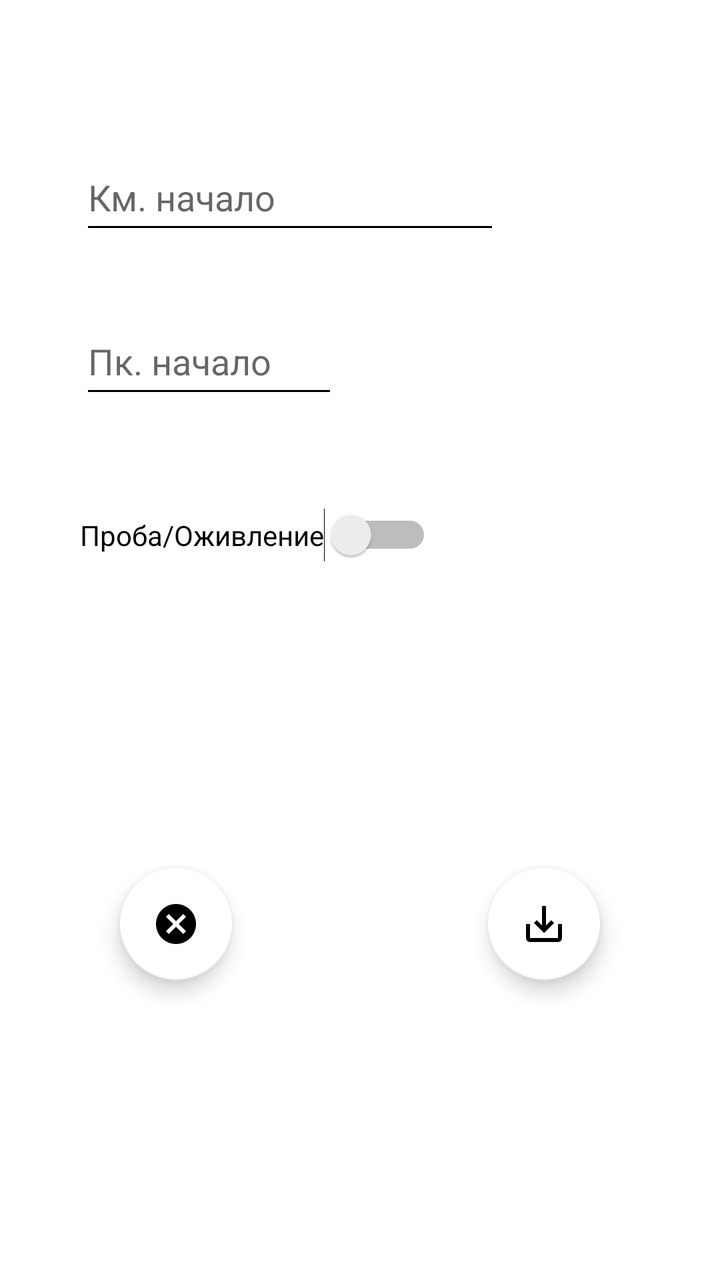
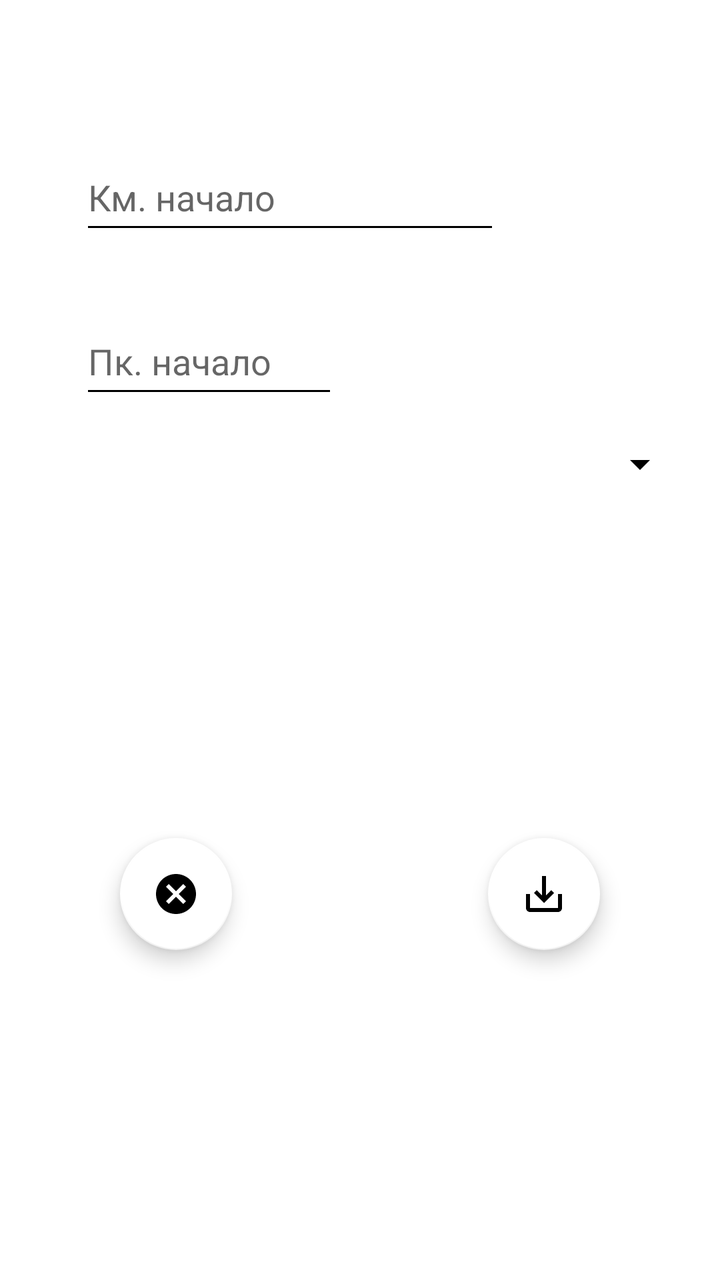

The first picture is an Android layout as it rendered before a commit; the second is the same layout after the commit. The layout source and the unified diff follow.
<!-- AndroidManifest.xml: application theme Base.Theme.My_Gps_Assistant -->
<!-- res/layout/fragment_add_brake_nechet.xml -->
<?xml version="1.0" encoding="utf-8"?>
<androidx.constraintlayout.widget.ConstraintLayout xmlns:android="http://schemas.android.com/apk/res/android"
    xmlns:app="http://schemas.android.com/apk/res-auto"
    xmlns:tools="http://schemas.android.com/tools"
    android:layout_width="match_parent"
    android:layout_height="match_parent"
    android:background="#FFFFFF"
    tools:context=".fragments.nechet.brake.add.AddBrakeFragmentNechet">

    <EditText
        android:id="@+id/ed_start_brake_nechet"
        android:layout_width="0dp"
        android:layout_height="50dp"
        android:layout_marginStart="40dp"
        android:layout_marginTop="72dp"
        android:ems="10"
        android:hint="@string/fragment_add_km_start_brake_nechet"
        android:importantForAutofill="no"
        android:inputType="number"
        android:maxLength="4"
        android:textColor="#000000"
        app:layout_constraintStart_toStartOf="parent"
        app:layout_constraintTop_toTopOf="parent"
        tools:ignore="HardcodedText,TextContrastCheck" />

    <EditText
        android:id="@+id/ed_pk_start_brake_nechet"
        android:layout_width="129dp"
        android:layout_height="50dp"
        android:layout_marginTop="32dp"
        android:ems="10"
        android:hint="@string/fragment_add_pk_start_brake_nechet"
        android:inputType="number"
        android:maxLength="2"
        android:textColor="#000000"
        app:layout_constraintEnd_toEndOf="@+id/ed_start_brake_nechet"
        app:layout_constraintHorizontal_bias="0.0"
        app:layout_constraintStart_toStartOf="@+id/ed_start_brake_nechet"
        app:layout_constraintTop_toBottomOf="@+id/ed_start_brake_nechet"
        tools:ignore="Autofill,HardcodedText,MissingConstraints,TextContrastCheck" />

    <com.google.android.material.floatingactionbutton.FloatingActionButton
        android:id="@+id/fb_save_brake_nechet"
        android:layout_width="wrap_content"
        android:layout_height="wrap_content"
        android:layout_marginEnd="60dp"
        android:layout_marginBottom="150dp"
        android:clickable="true"
        android:focusable="true"
        android:src="@drawable/is_save_brake_nechet"
        app:backgroundTint="@color/white"
        app:layout_constraintBottom_toBottomOf="parent"
        app:layout_constraintEnd_toEndOf="parent"
        tools:ignore="ContentDescription,SpeakableTextPresentCheck" />

    <com.google.android.material.floatingactionbutton.FloatingActionButton
        android:id="@+id/fb_cancel_brake_nechet"
        android:layout_width="wrap_content"
        android:layout_height="wrap_content"
        android:layout_marginStart="60dp"
        android:layout_marginBottom="150dp"
        android:clickable="true"
        android:focusable="true"
        android:src="@drawable/is_cancel_brake_nechet"
        app:backgroundTint="@color/white"
        app:layout_constraintBottom_toBottomOf="parent"
        app:layout_constraintStart_toStartOf="parent"
        tools:ignore="ContentDescription,SpeakableTextPresentCheck" />

    <Switch
        android:id="@+id/brakeSwitchNechetAdd"
        android:layout_width="wrap_content"
        android:layout_height="wrap_content"
        android:layout_marginTop="50dp"
        android:text="Проба/Оживление"
        app:layout_constraintStart_toStartOf="@+id/ed_pk_start_brake_nechet"
        app:layout_constraintTop_toBottomOf="@+id/ed_pk_start_brake_nechet"
        tools:ignore="HardcodedText,UseSwitchCompatOrMaterialXml,TouchTargetSizeCheck" />

    <EditText
        android:id="@+id/editBrakeNechetSwitchAdd"
        android:visibility="gone"
        android:layout_width="wrap_content"
        android:layout_height="wrap_content"
        android:layout_marginTop="50dp"
        android:ems="10"
        android:inputType="number"
        android:maxLength="2"
        android:textColor="#000000"
        app:layout_constraintStart_toStartOf="@+id/ed_pk_start_brake_nechet"
        app:layout_constraintTop_toBottomOf="@+id/ed_pk_start_brake_nechet"
        tools:ignore="Autofill,HardcodedText,TouchTargetSizeCheck" />

</androidx.constraintlayout.widget.ConstraintLayout>
<!-- resources referenced by this layout -->
<resources>
  <color name="white">#FFFFFFFF</color>
  <!-- drawable is_cancel_brake_nechet (drawable) -->
  <vector xmlns:android="http://schemas.android.com/apk/res/android" android:height="24dp" android:tint="#52ED27" android:viewportHeight="24" android:viewportWidth="24" android:width="24dp">
        
      <path android:fillColor="@android:color/white" android:pathData="M12,2C6.47,2 2,6.47 2,12s4.47,10 10,10 10,-4.47 10,-10S17.53,2 12,2zM17,15.59L15.59,17 12,13.41 8.41,17 7,15.59 10.59,12 7,8.41 8.41,7 12,10.59 15.59,7 17,8.41 13.41,12 17,15.59z"/>
      
  </vector>
  <!-- drawable is_save_brake_nechet (drawable) -->
  <vector xmlns:android="http://schemas.android.com/apk/res/android" android:height="24dp" android:tint="#52ED27" android:viewportHeight="24" android:viewportWidth="24" android:width="24dp">
        
      <path android:fillColor="@android:color/white" android:pathData="M19,12v7L5,19v-7L3,12v7c0,1.1 0.9,2 2,2h14c1.1,0 2,-0.9 2,-2v-7h-2zM13,12.67l2.59,-2.58L17,11.5l-5,5 -5,-5 1.41,-1.41L11,12.67L11,3h2z"/>
      
  </vector>
  <string name="fragment_add_km_start_brake_nechet">Км. начало</string>
  <string name="fragment_add_pk_start_brake_nechet">Пк. начало</string>
  <style name="Base.Theme.My_Gps_Assistant" parent="Theme.MaterialComponents.Light.NoActionBar">
          
          <item name="colorPrimary">@color/black</item>
          <item name="colorPrimaryVariant">@color/lavender</item>
          <item name="colorOnPrimary">@color/white</item>
  
          <item name="colorSecondary">@color/teal_200</item>
          <item name="colorSecondaryVariant">@color/teal_700</item>
          <item name="colorOnSecondary">@color/black</item>
  
          <item name="android:statusBarColor">@color/lavender</item>
  
  
          <item name="android:windowFullscreen">true</item>
  
          <item name="android:textColorPrimary">@color/black</item>
          <item name="android:textColorSecondary">@color/black</item>
          <item name="android:textColorTertiary">@color/black</item>
  
  
  
  
  
  
  
      </style>
  <color name="black">#FF000000</color>
  <color name="lavender">#8692f7</color>
  <color name="teal_200">#D58DD5</color>
  <color name="teal_700">#00C2EF</color>
</resources>

<!-- the commit's change to res/layout/fragment_add_brake_nechet.xml (unified diff, before → after) -->
@@ -44,7 +44,7 @@
         android:layout_width="wrap_content"
         android:layout_height="wrap_content"
         android:layout_marginEnd="60dp"
-        android:layout_marginBottom="150dp"
+        android:layout_marginBottom="165dp"
         android:clickable="true"
         android:focusable="true"
         android:src="@drawable/is_save_brake_nechet"
@@ -58,7 +58,7 @@
         android:layout_width="wrap_content"
         android:layout_height="wrap_content"
         android:layout_marginStart="60dp"
-        android:layout_marginBottom="150dp"
+        android:layout_marginBottom="165dp"
         android:clickable="true"
         android:focusable="true"
         android:src="@drawable/is_cancel_brake_nechet"
@@ -66,16 +66,6 @@
         app:layout_constraintBottom_toBottomOf="parent"
         app:layout_constraintStart_toStartOf="parent"
         tools:ignore="ContentDescription,SpeakableTextPresentCheck" />
-
-    <Switch
-        android:id="@+id/brakeSwitchNechetAdd"
-        android:layout_width="wrap_content"
-        android:layout_height="wrap_content"
-        android:layout_marginTop="50dp"
-        android:text="Проба/Оживление"
-        app:layout_constraintStart_toStartOf="@+id/ed_pk_start_brake_nechet"
-        app:layout_constraintTop_toBottomOf="@+id/ed_pk_start_brake_nechet"
-        tools:ignore="HardcodedText,UseSwitchCompatOrMaterialXml,TouchTargetSizeCheck" />
 
     <EditText
         android:id="@+id/editBrakeNechetSwitchAdd"
@@ -91,4 +81,16 @@
         app:layout_constraintTop_toBottomOf="@+id/ed_pk_start_brake_nechet"
         tools:ignore="Autofill,HardcodedText,TouchTargetSizeCheck" />
 
+    <Spinner
+        android:id="@+id/spinnerAddBrakeNechet"
+        android:layout_width="match_parent"
+        android:layout_height="wrap_content"
+        android:layout_margin="16dp"
+        android:layout_marginStart="40dp"
+        android:layout_marginTop="32dp"
+        app:layout_constraintEnd_toEndOf="@+id/ed_pk_start_brake_nechet"
+        app:layout_constraintStart_toStartOf="@+id/ed_pk_start_brake_nechet"
+        app:layout_constraintTop_toBottomOf="@+id/ed_pk_start_brake_nechet"
+        tools:ignore="TouchTargetSizeCheck" />
+
 </androidx.constraintlayout.widget.ConstraintLayout>
